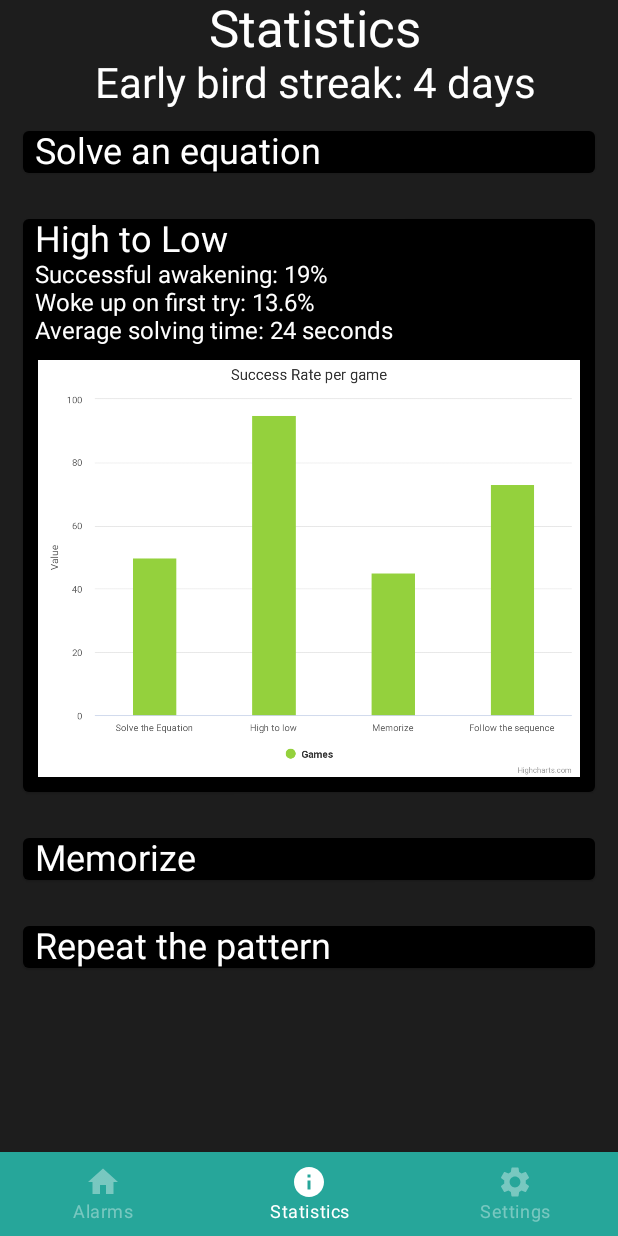
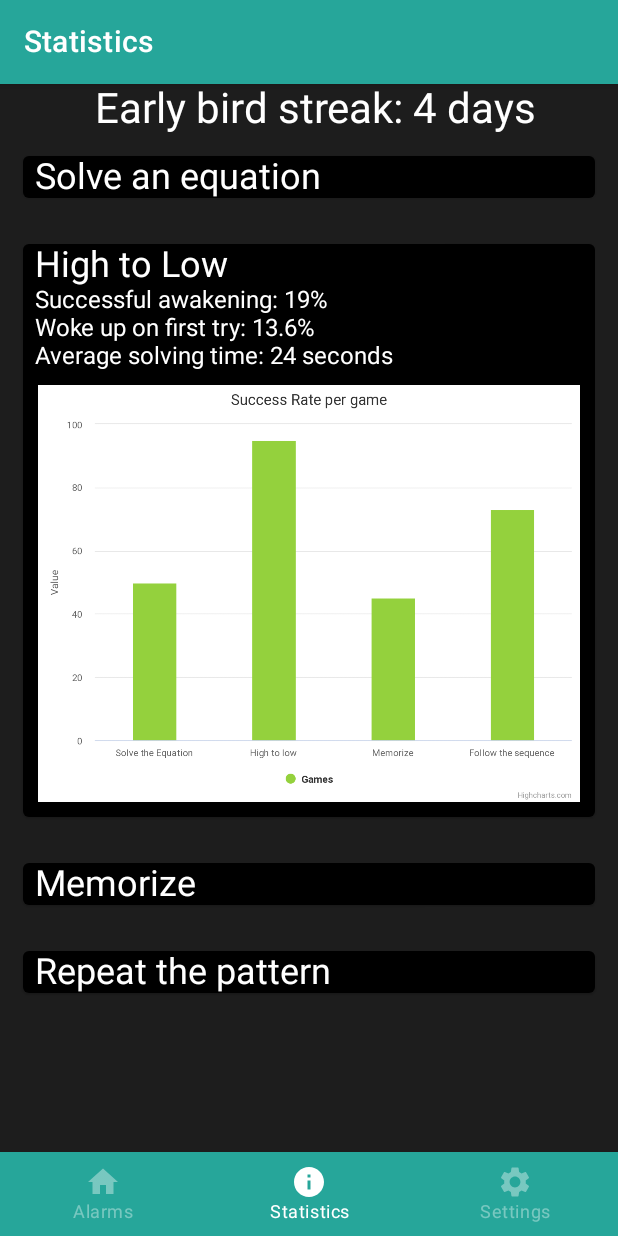
Before and after one commit to sebastianKrajnak/WAKE_app, an Android app built with Jetpack Compose: the SettingsScreen screen opened through its navigation route, item 2 of the bottom bar chosen, on a phone screen of 412 x 824 dp. Run offline under Robolectric (Android 15) with nearby library versions, the phone set to English and light mode, and no system bars.

Commit message:
added top bar to statistics

```diff
--- a/app/src/main/java/com/example/wake_app/MainActivity.kt
+++ b/app/src/main/java/com/example/wake_app/MainActivity.kt
@@ -3,6 +3,8 @@ package com.example.wake_app
 import android.os.Bundle
 import androidx.activity.ComponentActivity
 import androidx.activity.compose.setContent
+import com.example.wake_app.screens.AlarmCreationPreview
+import com.example.wake_app.screens.GameScreenPreview
 
 import com.example.wake_app.ui.theme.WAKE_appTheme
 
--- a/app/src/main/java/com/example/wake_app/screens/Settings.kt
+++ b/app/src/main/java/com/example/wake_app/screens/Settings.kt
@@ -31,7 +31,7 @@ fun SettingsScreen() {
 }
 
 @Composable
-fun PageContent(modifier: Modifier = Modifier) {
+private fun PageContent(modifier: Modifier = Modifier) {
 
     Column(
         modifier = modifier
--- a/app/src/main/java/com/example/wake_app/screens/Statistics.kt
+++ b/app/src/main/java/com/example/wake_app/screens/Statistics.kt
@@ -4,8 +4,10 @@ import androidx.compose.foundation.Image
 import androidx.compose.foundation.background
 import androidx.compose.foundation.layout.*
 import androidx.compose.material.Card
+import androidx.compose.material.Scaffold
 
 import androidx.compose.material.Text
+import androidx.compose.material.TopAppBar
 import androidx.compose.runtime.Composable
 import androidx.compose.ui.Alignment
 import androidx.compose.ui.Modifier
@@ -20,6 +22,16 @@ import com.example.wake_app.R
 
 @Composable
 fun StatisticsScreen() {
+    Scaffold(
+        topBar = {
+            TopAppBar(title = { Text("Statistics") })
+        },
+        content = { PageContent() }
+    )
+}
+
+@Composable
+private fun PageContent(modifier: Modifier = Modifier) {
     val col = colorResource(R.color.background_dark)
     Column(
         Modifier
@@ -30,12 +42,12 @@ fun StatisticsScreen() {
 
         ) {
 
-        Text(
-            modifier = Modifier.padding(start = 8.dp),
-            text = "Statistics",
-            fontSize = 34.sp,
-            color = colorResource(R.color.text_color_white)
-        )
+//        Text(
+//            modifier = Modifier.padding(start = 8.dp),
+//            text = "Statistics",
+//            fontSize = 34.sp,
+//            color = colorResource(R.color.text_color_white)
+//        )
 
         Text(
             modifier = Modifier.padding(start = 8.dp),
```
